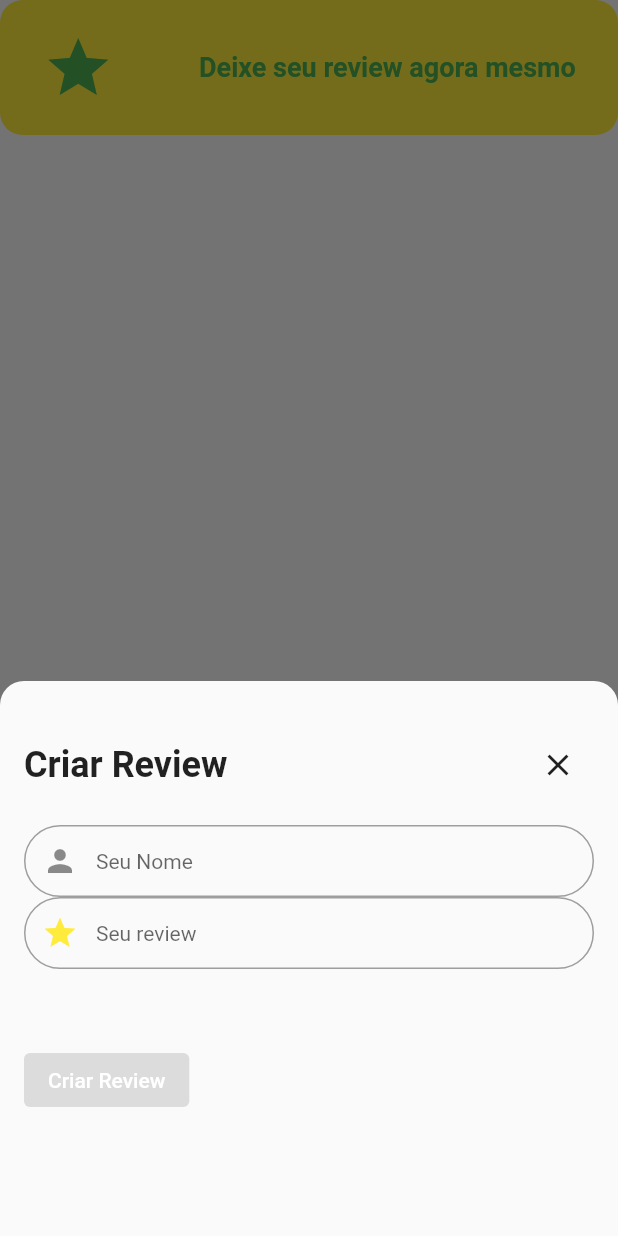
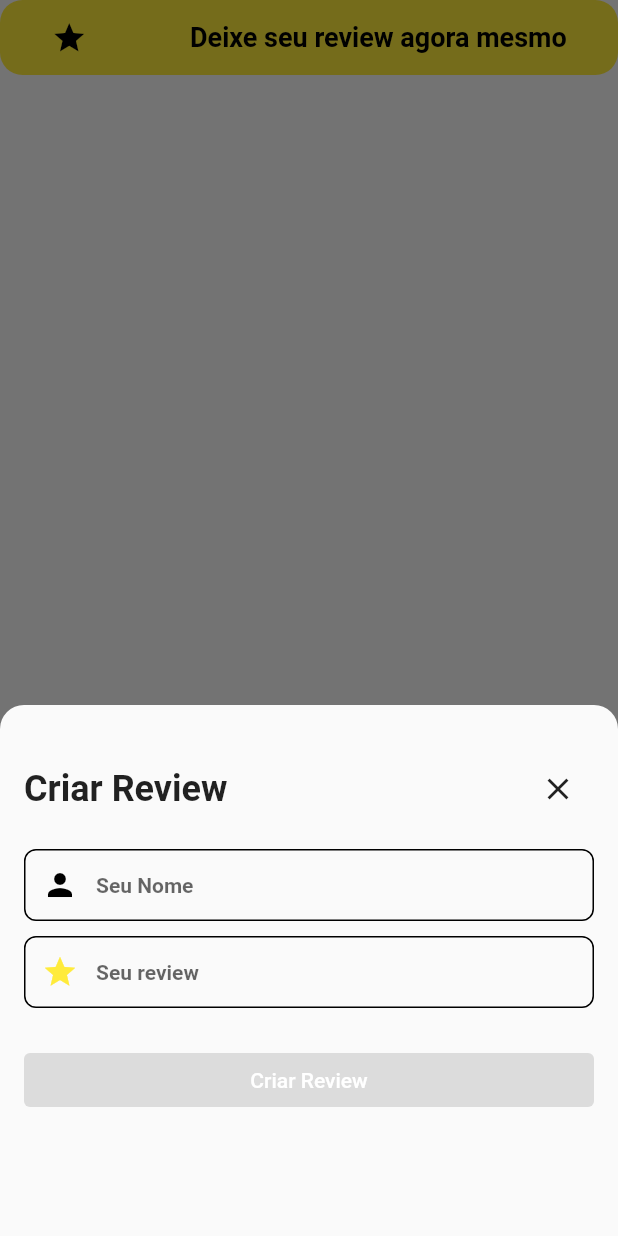
Before and after one commit to marcelomoresco/projeto_movies_clean_architeture, a Flutter app: the ModalCreateEditReview widget shown alone on an empty page, opened directly, after a tap on "Deixe seu review agora mesmo", on a phone screen of 412 x 824 dp. Run offline on Flutter 3.47's test engine with Material 2 defaults, Android fonts, the light colour scheme and no system bars; our stand-ins replace awesome_dialog, bloc, cached_network_image, carousel_slider, cloud_firestore, dartz and 10 more; accounts and stored records are empty; network calls fail.

Commit message:
fix changes

```diff
--- a/lib/src/features/movies/data/datasources/remote/movies_remote_datasource_implementation.dart
+++ b/lib/src/features/movies/data/datasources/remote/movies_remote_datasource_implementation.dart
@@ -166,6 +166,7 @@
     final response = await _dio.post(
         "$mainUrl/movie/$movieId/rating?api_key=$apiKey&session_id=$sessionId",
         data: {'value': rate});
+    print(response.statusCode);
     if (response.statusCode != 201) {
       throw ServerException();
     }
@@ -183,7 +184,8 @@
   @override
   Future<List<RatingEntity>> getRating() async {
     final response = await _dio.get(
-        '$mainUrl/rated/movie?api_key=$apiKey&session_id=$sessionId&sort_by=created_at.asc&page=1');
+        '$mainUrl/account/rated/movie?api_key=$apiKey&session_id=$sessionId&page=1');
+    print("CHEGUEI");
     if (response.statusCode == 200) {
       var rating = response.data['results'] as List;
       return List<RatingEntity>.from(
--- a/lib/src/features/movies/presentation/cubits/review/review_cubit.dart
+++ b/lib/src/features/movies/presentation/cubits/review/review_cubit.dart
@@ -40,11 +40,15 @@
 
   Future<void> getRating(MoviesDetailsEntity moviesDetailsEntity) async {
     try {
+      print("TENTANDO");
       final rating = await getRatingUsecase();
+      print(rating);
       String message = '';
       for (int i = 0; i < rating.length; i++) {
         if (rating[i].id == moviesDetailsEntity.id) {
           message = "Você colocou ${rating[i].rating}";
+        } else {
+          message = "Você ainda não avaliou";
         }
       }
       emit(RatingLoadedState(message: message));
--- a/lib/src/features/movies/presentation/views/search/search_page.dart
+++ b/lib/src/features/movies/presentation/views/search/search_page.dart
@@ -23,10 +23,6 @@
         centerTitle: true,
         elevation: 0,
         backgroundColor: Colors.black,
-        leading: const Icon(
-          Icons.menu,
-          color: Colors.white,
-        ),
       ),
       body: SingleChildScrollView(
         child: Padding(
--- a/lib/src/features/movies/presentation/widgets/modal_create_edit_review.dart
+++ b/lib/src/features/movies/presentation/widgets/modal_create_edit_review.dart
@@ -1,6 +1,7 @@
 import 'dart:async';
 
 import 'package:awesome_dialog/awesome_dialog.dart';
+import 'package:cloud_firestore/cloud_firestore.dart';
 import 'package:flutter/material.dart';
 import 'package:flutter_bloc/flutter_bloc.dart';
 import 'package:projeto_movies_clean_arciteture/src/features/movies/domain/entities/review_entity.dart';
@@ -104,23 +105,29 @@
                 TextFormField(
                   textCapitalization: TextCapitalization.words,
                   decoration: InputDecoration(
-                    prefixIcon: const Icon(Icons.person),
+                    prefixIcon: const Icon(Icons.person, color: Colors.black),
                     enabledBorder: OutlineInputBorder(
-                      borderSide: BorderSide(color: Colors.grey.shade500),
-                      borderRadius: BorderRadius.circular(25),
+                      borderSide: const BorderSide(color: Colors.black),
+                      borderRadius: BorderRadius.circular(8),
                     ),
                     focusedBorder: OutlineInputBorder(
-                      borderSide: BorderSide(color: Colors.grey.shade500),
-                      borderRadius: BorderRadius.circular(25),
+                      borderSide: const BorderSide(color: Colors.black),
+                      borderRadius: BorderRadius.circular(8),
                     ),
                     contentPadding: const EdgeInsets.all(10),
                     hintText: "Seu Nome",
-                    hintStyle: const TextStyle(fontSize: 14),
+                    hintStyle: const TextStyle(
+                      fontSize: 14,
+                      fontWeight: FontWeight.bold,
+                    ),
                   ),
                   controller: controllerName,
                   onChanged: (value) {
                     setState(() {});
                   },
+                ),
+                const SizedBox(
+                  height: 10,
                 ),
                 TextFormField(
                   textCapitalization: TextCapitalization.words,
@@ -130,16 +137,19 @@
                       color: Colors.yellow,
                     ),
                     enabledBorder: OutlineInputBorder(
-                      borderSide: BorderSide(color: Colors.grey.shade500),
-                      borderRadius: BorderRadius.circular(25),
+                      borderSide: BorderSide(color: Colors.black),
+                      borderRadius: BorderRadius.circular(8),
                     ),
                     focusedBorder: OutlineInputBorder(
-                      borderSide: BorderSide(color: Colors.grey.shade500),
-                      borderRadius: BorderRadius.circular(25),
+                      borderSide: BorderSide(color: Colors.black),
+                      borderRadius: BorderRadius.circular(8),
                     ),
                     contentPadding: const EdgeInsets.all(10),
                     hintText: "Seu review",
-                    hintStyle: const TextStyle(fontSize: 14),
+                    hintStyle: const TextStyle(
+                      fontSize: 14,
+                      fontWeight: FontWeight.bold,
+                    ),
                   ),
                   controller: controllerReview,
                   onChanged: (value) {
@@ -152,9 +162,12 @@
                       const SizedBox(
                         height: 24,
                       ),
-                      ElevatedButton(
+                      SizedBox(
+                        width: MediaQuery.of(context).size.width,
+                        child: ElevatedButton(
                             style: ElevatedButton.styleFrom(
-                              backgroundColor: Colors.black),
+                              backgroundColor: Colors.green,
+                            ),
                             onPressed: checkButton()
                                 ? () {
                                     context
@@ -180,6 +193,7 @@
                               "Salvar Review",
                               style: TextStyle(color: Colors.white),
                             )),
+                      ),
                       const SizedBox(
                         height: 25,
                       ),
@@ -206,14 +220,17 @@
                   Column(
                     children: [
                       const SizedBox(
-                        height: 50,
+                        height: 24,
                       ),
-                      ElevatedButton(
+                      SizedBox(
+                        width: MediaQuery.of(context).size.width,
+                        child: ElevatedButton(
                           style: ElevatedButton.styleFrom(
-                            backgroundColor: Colors.black),
+                            backgroundColor: Colors.green,
+                          ),
                           onPressed: checkButton()
                               ? () {
-                                context
+                                  /*context
                                       .read<ReviewCubit>()
                                       .addReview(
                                         ReviewEntity(
@@ -230,12 +247,21 @@
                                           headerAnimationLoop: false,
                                           btnOkOnPress: () {},
                                         ).show(),
+                                      );*/
+                                  FirebaseFirestore.instance
+                                      .collection('reviews')
+                                      .add(
+                                    {
+                                      'nameReview': controllerName.text,
+                                      'review': controllerReview.text,
+                                    },
                                   );
                                 }
                               : null,
                           child: const Text(
                             "Criar Review",
                             style: TextStyle(color: Colors.white),
+                          ),
                         ),
                       ),
                       const SizedBox(
```
Also changed, not shown: lib/src/features/login/data/datasource/remote/firebase_remote_datasource_implementation.dart (+4 -5 lines), lib/src/features/movies/presentation/views/details/movie_detail_page.dart (+15 -4 lines), lib/src/features/movies/presentation/views/favorites/favorites_page.dart (+3 -5 lines), lib/src/features/movies/presentation/views/home/home_page.dart (+0 -17 lines), lib/src/features/movies/presentation/views/review_app/review_app_page.dart (+79 -15 lines), lib/src/features/movies/presentation/widgets/modal_add_rating.dart (+7 -2 lines), lib/src/features/movies/presentation/widgets/movies_details_widget.dart (+20 -9 lines), 1 other file. Lines whose indentation alone changed are shown as unchanged.
